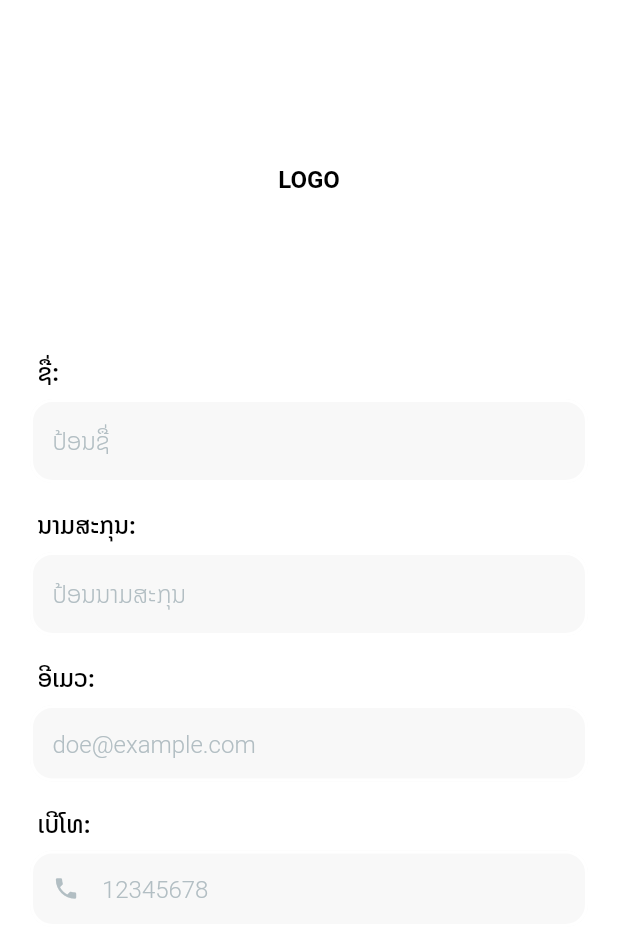
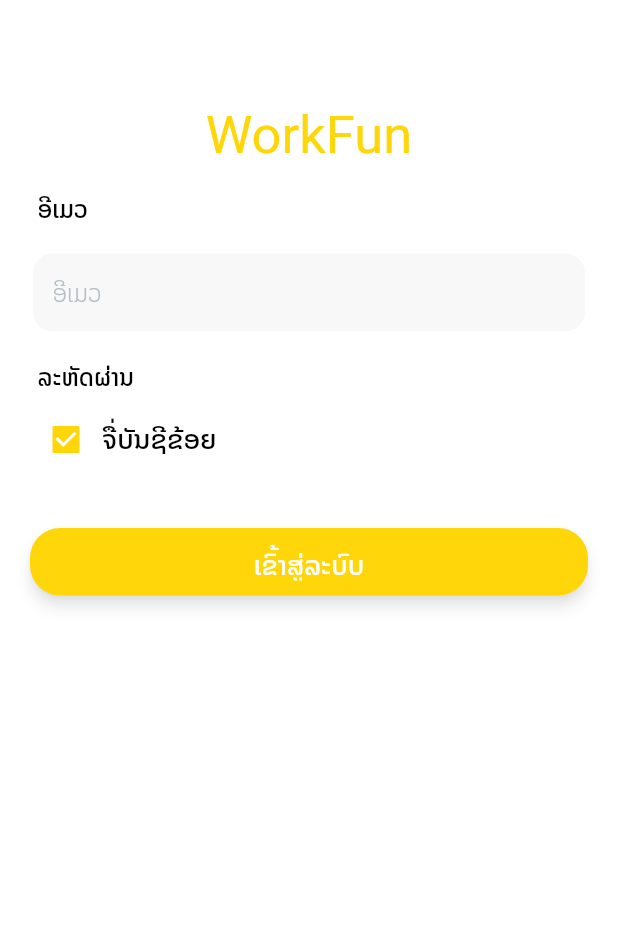
Before and after one commit to Doe-P/workfun_app_teletubbie, a Flutter app: the screen it shows after launch, on a phone screen of 412 x 824 dp. Shown: the top 938 px of the screen. Run offline on Flutter 3.47's test engine with Material 2 defaults, Android fonts, the phone set to English and light mode, and no system bars.

Commit message:
add sign in ui

```diff
--- a/lib/main.dart
+++ b/lib/main.dart
@@ -1,5 +1,5 @@
 import 'package:flutter/material.dart';
-import 'package:workfun_app_teletubbie/view/pages/auth/sign_up_page.dart';
+import 'package:workfun_app_teletubbie/view/pages/auth/sign_in_page.dart';
 
 void main() {
   runApp(const MyApp());
--- a/lib/view/pages/auth/sign_in_page.dart
+++ b/lib/view/pages/auth/sign_in_page.dart
@@ -0,0 +1,90 @@
+import 'package:flutter/material.dart';
+import 'package:flutter/src/widgets/container.dart';
+import 'package:flutter/src/widgets/framework.dart';
+import 'package:workfun_app_teletubbie/view/colors/colors.dart';
+import 'package:workfun_app_teletubbie/view/style/text_style.dart';
+import 'package:workfun_app_teletubbie/view/widgets/help_widget.dart';
+import 'package:workfun_app_teletubbie/view/widgets/input_widget.dart';
+import 'package:workfun_app_teletubbie/view/widgets/label_text.dart';
+
+class SignInPage extends StatefulWidget {
+  const SignInPage({super.key});
+
+  @override
+  State<SignInPage> createState() => _SignInPageState();
+}
+
+class _SignInPageState extends State<SignInPage> {
+  late bool showPassword = false;
+
+  onShowPassword() {
+    setState(() {
+      showPassword = !showPassword;
+    });
+  }
+
+  @override
+  Widget build(BuildContext context) {
+    return Scaffold(
+      backgroundColor: whiteColor,
+      body: bodyWidget(),
+    );
+  }
+
+  Widget bodyWidget() {
+    return Container(
+      width: double.infinity,
+      height: double.infinity,
+      child: SingleChildScrollView(
+        padding: const EdgeInsets.symmetric(horizontal: 20, vertical: 20),
+        child: Column(
+          crossAxisAlignment: CrossAxisAlignment.start,
+          children: [
+            heightBox(50),
+            Center(
+              child: Text(
+                "WorkFun",
+                style: styleOption(color: yellowColor, fontSize: 35),
+              ),
+            ),
+            labelText("ອີເມວ"),
+            heightBox(10),
+            TextField(
+              decoration: inputTextField("ອີເມວ", null),
+              style: styleOption(),
+            ),
+            labelText("ລະຫັດຜ່ານ"),
+            Flex(
+                    direction: Axis.horizontal,
+                    children: [
+                      Checkbox(
+                        checkColor: Colors.white,
+                        activeColor: yellowColor,
+                        value: true,
+                        //value: viewModel!.rememberMe,
+                        onChanged: (bool? value) {
+                          setState(() {
+                           // viewModel!.isRemember(value!);
+                          });
+                        },
+                      ),
+                      Text("ຈື່ບັນຊີຂ້ອຍ", style: styleOption(fontSize: 18)),
+                    ],
+                  ),
+            // TextField(
+            //   style: notosansFont(),
+            //   obscureText: !showPassword,
+            //   decoration: inputPassword(
+            //       "ລະຫັດຜ່ານ", null, onShowPassword, showPassword),
+            // ),
+            heightBox(35),
+            SizedBox(
+                height: 45,
+                width: double.infinity,
+                child: materialbutton(50, null, "ເຂົ້າສູ່ລະບົບ"))
+          ],
+        ),
+      ),
+    );
+  }
+}
--- a/lib/view/style/text_style.dart
+++ b/lib/view/style/text_style.dart
@@ -28,3 +28,14 @@
       fontWeight: fontWieght,
       color: fontColor,
     );
+
+TextStyle styleOption(
+        {double fontSize = 16,
+        Color color = blackColor,
+        FontWeight fontWeight = FontWeight.normal,
+        String fontFamily=notosans}) =>
+    TextStyle(
+        fontSize: fontSize,
+        color: color,
+        fontFamily: fontFamily,
+        fontWeight: fontWeight);
--- /dev/null
+++ b/lib/view/widgets/help_widget.dart
@@ -0,0 +1,76 @@
+import 'package:flutter/material.dart';
+
+import '../colors/colors.dart';
+import '../style/text_style.dart';
+Widget heightBox(double height) {
+  return SizedBox(
+    height: height,
+  );
+}
+
+Widget widthBox(double width) {
+  return SizedBox(
+    width: width,
+  );
+}
+
+
+Widget title(
+  String txt1,
+  String txt2,
+  VoidCallback onTap,
+) {
+  return Row(
+    mainAxisSize: MainAxisSize.min,
+    children: [
+      Expanded(
+        child: Row(
+          children: [
+            Container(
+              constraints: const BoxConstraints(maxWidth: 250),
+              child: Text(
+                txt1,
+                style: styleOption(
+                    fontSize: 18,
+                    color: blackColor.withOpacity(.6),
+                    fontWeight: FontWeight.bold),
+                maxLines: 1,
+                overflow: TextOverflow.ellipsis,
+              ),
+            ),
+          ],
+        ),
+      ),
+      GestureDetector(
+        onTap: onTap,
+        child: Text(
+          txt2,
+          style: styleOption(fontSize: 14, color: blackColor.withOpacity(.6)),
+        ),
+      ),
+    ],
+  );
+}
+
+
+Widget materialbutton(double minWid, Function()? function, String txt,
+    {double borderRadius = 20,
+    Color txtColor = whiteColor,
+    Color btnColor = yellowColor}) {
+  return Material(
+    shadowColor: blackColor.withOpacity(0.5),
+    elevation: 4.0,
+    color: btnColor,
+    borderRadius: BorderRadius.circular(borderRadius),
+    child: MaterialButton(
+      minWidth: minWid,
+      padding: const EdgeInsets.all(10),
+      onPressed: function,
+      child: Text(
+        txt,
+        textAlign: TextAlign.center,
+        style: styleOption(fontSize: 18, color: txtColor),
+      ),
+    ),
+  );
+}
```
Also changed, not shown: lib/view/widgets/input_widget.dart (+55 -1 lines), assets/logo.png (added), pubspec.lock.
